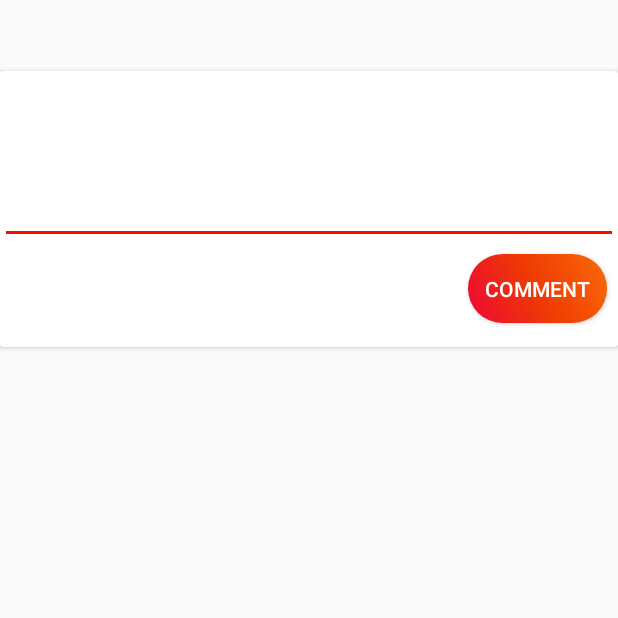
After one commit to siddheswarojha/SocialBook, an Android app: the comment screen opened directly, with no data from a screen before it, on a phone screen of 412 x 824 dp, the top half of it. The commit adds this screen. Run offline under Robolectric (Android 15) with nearby library versions, the phone set to English and light mode, and no system bars; our stand-ins replace Firebase (no records; nobody signed in at launch, a user with empty details on screens opened directly); Roboto replaces fonts that are not available here.

Commit message:
few modification

```diff
--- /dev/null
+++ b/app/src/main/java/com/siddheswar/socialbook/comment.java
@@ -0,0 +1,43 @@
+package com.siddheswar.socialbook;
+
+import androidx.appcompat.app.AppCompatActivity;
+import androidx.recyclerview.widget.RecyclerView;
+
+import android.os.Bundle;
+import android.view.View;
+import android.widget.Button;
+import android.widget.EditText;
+
+import com.firebase.ui.firestore.FirestoreRecyclerOptions;
+import com.google.firebase.firestore.FirebaseFirestore;
+
+public class comment extends AppCompatActivity {
+
+
+    RecyclerView rvComment;
+    EditText etComment;
+    Button btnComment;
+
+    @Override
+    protected void onCreate(Bundle savedInstanceState) {
+        super.onCreate(savedInstanceState);
+        setContentView(R.layout.activity_comment);
+        rvComment = findViewById(R.id.rvComment);
+        etComment = findViewById(R.id.etComment);
+        btnComment = findViewById(R.id.btnComment);
+
+
+
+
+
+        btnComment.setOnClickListener(new View.OnClickListener() {
+            @Override
+            public void onClick(View v) {
+
+            }
+        });
+
+
+
+    }
+}
--- a/app/src/main/java/com/siddheswar/socialbook/productModel.java
+++ b/app/src/main/java/com/siddheswar/socialbook/productModel.java
@@ -25,7 +25,6 @@ public class productModel {
         this.like = like;
     }
 
-
     public int getLike() {
         return like;
     }
--- /dev/null
+++ b/app/src/main/res/drawable/ic_baseline_thumb_up_24.xml
@@ -0,0 +1,5 @@
+<vector android:height="24dp" android:tint="#FA0A02"
+    android:viewportHeight="24" android:viewportWidth="24"
+    android:width="24dp" xmlns:android="http://schemas.android.com/apk/res/android">
+    <path android:fillColor="@android:color/white" android:pathData="M1,21h4L5,9L1,9v12zM23,10c0,-1.1 -0.9,-2 -2,-2h-6.31l0.95,-4.57 0.03,-0.32c0,-0.41 -0.17,-0.79 -0.44,-1.06L14.17,1 7.59,7.59C7.22,7.95 7,8.45 7,9v10c0,1.1 0.9,2 2,2h9c0.83,0 1.54,-0.5 1.84,-1.22l3.02,-7.05c0.09,-0.23 0.14,-0.47 0.14,-0.73v-2z"/>
+</vector>
--- /dev/null
+++ b/app/src/main/res/layout/activity_comment.xml
@@ -0,0 +1,60 @@
+<?xml version="1.0" encoding="utf-8"?>
+<androidx.constraintlayout.widget.ConstraintLayout xmlns:android="http://schemas.android.com/apk/res/android"
+    xmlns:app="http://schemas.android.com/apk/res-auto"
+    xmlns:tools="http://schemas.android.com/tools"
+    android:layout_width="match_parent"
+    android:layout_height="match_parent"
+    tools:context=".comment">
+
+
+    <androidx.cardview.widget.CardView
+        android:layout_width="match_parent"
+        android:layout_height="184dp"
+        app:layout_constraintBottom_toTopOf="@+id/rvComment"
+        app:layout_constraintEnd_toEndOf="parent"
+        app:layout_constraintStart_toStartOf="parent"
+        app:layout_constraintTop_toTopOf="parent">
+
+        <RelativeLayout
+            android:layout_width="match_parent"
+            android:layout_height="match_parent">
+
+            <EditText
+                android:id="@+id/etComment"
+                android:layout_width="match_parent"
+                android:layout_height="115dp" />
+
+            <Button
+                android:id="@+id/btnComment"
+                android:layout_width="wrap_content"
+                android:layout_height="wrap_content"
+                android:layout_alignParentStart="true"
+                android:layout_alignParentTop="true"
+                android:layout_alignParentEnd="true"
+                android:layout_alignParentBottom="true"
+                android:layout_marginStart="312dp"
+                android:layout_marginTop="122dp"
+                android:layout_marginEnd="7dp"
+                android:layout_marginBottom="16dp"
+                android:background="@drawable/bg_button"
+                android:text="comment"
+                android:textColor="#ffffff" />
+
+
+        </RelativeLayout>
+
+    </androidx.cardview.widget.CardView>
+
+    <androidx.recyclerview.widget.RecyclerView
+        android:id="@+id/rvComment"
+        android:layout_width="match_parent"
+        android:layout_height="546dp"
+        app:layout_constraintBottom_toBottomOf="parent"
+        app:layout_constraintEnd_toEndOf="parent"
+        app:layout_constraintHorizontal_bias="0.0"
+        app:layout_constraintStart_toStartOf="parent"
+        app:layout_constraintTop_toTopOf="parent"
+        app:layout_constraintVertical_bias="1.0" />
+
+
+</androidx.constraintlayout.widget.ConstraintLayout>
```
Also changed, not shown: app/src/main/AndroidManifest.xml (+4 -3 lines), app/src/main/java/com/siddheswar/socialbook/MainActivity.java (+19 -7 lines), app/src/main/res/drawable/ic_baseline_comment_24.xml (added, +10 -0 lines), app/src/main/res/layout/list_item_home.xml (+38 -25 lines).
